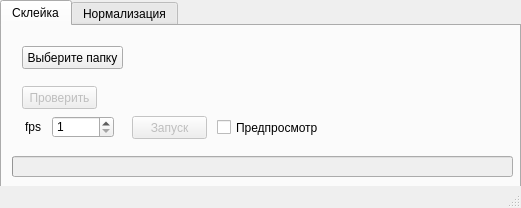
Above: untitled.ui from devDesu/videoWork before the change. Below: the same form after it.
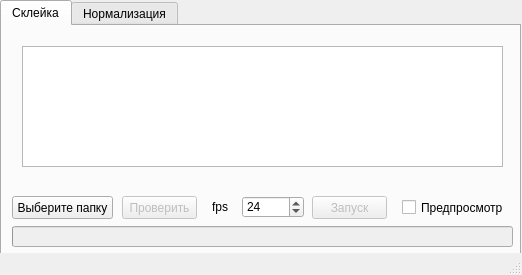
That is the form after the change.

Commit message: Changed UI, fixed error check, fixed dict sequence

What changed in the file:
```diff
--- a/untitled.ui
+++ b/untitled.ui
@@ -6,8 +6,8 @@
    <rect>
     <x>0</x>
     <y>0</y>
-    <width>521</width>
-    <height>208</height>
+    <width>522</width>
+    <height>275</height>
    </rect>
   </property>
   <property name="windowTitle">
@@ -26,7 +26,7 @@
       <x>0</x>
       <y>0</y>
       <width>521</width>
-      <height>191</height>
+      <height>261</height>
      </rect>
     </property>
     <property name="sizePolicy">
@@ -48,8 +48,8 @@
      <widget class="QPushButton" name="selectFolder">
       <property name="geometry">
        <rect>
-        <x>20</x>
-        <y>20</y>
+        <x>10</x>
+        <y>170</y>
         <width>101</width>
         <height>23</height>
        </rect>
@@ -61,9 +61,9 @@
      <widget class="QLabel" name="label">
       <property name="geometry">
        <rect>
-        <x>140</x>
-        <y>20</y>
-        <width>46</width>
+        <x>10</x>
+        <y>145</y>
+        <width>491</width>
         <height>21</height>
        </rect>
       </property>
@@ -77,8 +77,8 @@
       </property>
       <property name="geometry">
        <rect>
-        <x>20</x>
-        <y>60</y>
+        <x>120</x>
+        <y>170</y>
         <width>75</width>
         <height>23</height>
        </rect>
@@ -93,8 +93,8 @@
       </property>
       <property name="geometry">
        <rect>
-        <x>215</x>
-        <y>93</y>
+        <x>400</x>
+        <y>173</y>
         <width>101</width>
         <height>17</height>
        </rect>
@@ -109,8 +109,8 @@
       </property>
       <property name="geometry">
        <rect>
-        <x>130</x>
-        <y>90</y>
+        <x>310</x>
+        <y>170</y>
         <width>75</width>
         <height>23</height>
        </rect>
@@ -125,8 +125,8 @@
       </property>
       <property name="geometry">
        <rect>
-        <x>50</x>
-        <y>90</y>
+        <x>240</x>
+        <y>170</y>
         <width>62</width>
         <height>22</height>
        </rect>
@@ -140,12 +140,15 @@
       <property name="maximum">
        <double>48.000000000000000</double>
       </property>
+      <property name="value">
+       <double>24.000000000000000</double>
+      </property>
      </widget>
      <widget class="QLabel" name="label_2">
       <property name="geometry">
        <rect>
-        <x>23</x>
-        <y>93</y>
+        <x>210</x>
+        <y>173</y>
         <width>21</width>
         <height>16</height>
        </rect>
@@ -161,7 +164,7 @@
       <property name="geometry">
        <rect>
         <x>10</x>
-        <y>130</y>
+        <y>200</y>
         <width>501</width>
         <height>21</height>
        </rect>
@@ -173,6 +176,19 @@
        <bool>false</bool>
       </property>
      </widget>
+     <widget class="QTextEdit" name="errorEdit">
+      <property name="geometry">
+       <rect>
+        <x>20</x>
+        <y>20</y>
+        <width>481</width>
+        <height>121</height>
+       </rect>
+      </property>
+      <property name="readOnly">
+       <bool>true</bool>
+      </property>
+     </widget>
     </widget>
     <widget class="QWidget" name="tab_2">
      <attribute name="title">
```
The commit also changes 2 other files.
